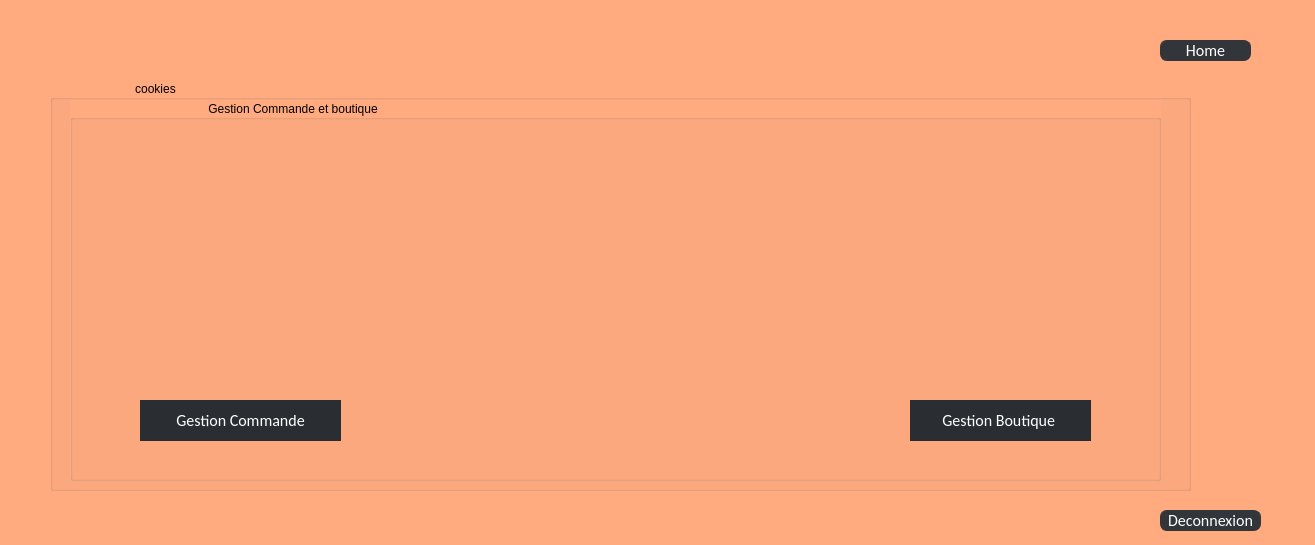
Old version of the form gestion_boutique.ui in the repository hanenjabnoun-Esprit-2019/Smart_Pastry_Shop_2A25.
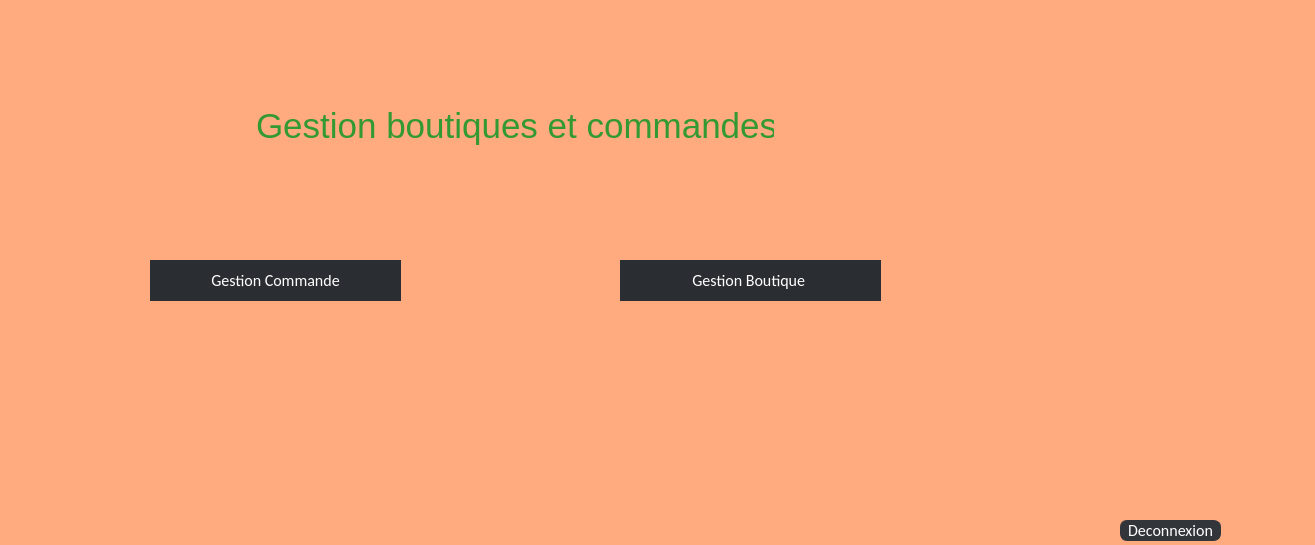
New version of the form. The open tabs and pages were chosen to show the change. Icons and pictures are not drawn.

What changed in the file:
```diff
--- a/gestion_boutique.ui
+++ b/gestion_boutique.ui
@@ -19,46 +19,64 @@
   <widget class="QStackedWidget" name="stackedWidget">
    <property name="geometry">
     <rect>
-     <x>30</x>
-     <y>20</y>
-     <width>1251</width>
-     <height>521</height>
+     <x>-10</x>
+     <y>30</y>
+     <width>1311</width>
+     <height>511</height>
     </rect>
    </property>
    <property name="currentIndex">
     <number>0</number>
    </property>
    <widget class="QWidget" name="page">
-    <widget class="QGroupBox" name="groupBox">
+    <widget class="QPushButton" name="pushButton">
      <property name="geometry">
       <rect>
-       <x>20</x>
-       <y>60</y>
-       <width>1141</width>
-       <height>411</height>
+       <x>1130</x>
+       <y>490</y>
+       <width>101</width>
+       <height>21</height>
       </rect>
      </property>
-     <property name="title">
-      <string>                         cookies </string>
+     <property name="styleSheet">
+      <string notr="true">QPushButton
+{
+	background-color:rgb(50, 53, 57);
+	border-style:solid;
+	border-radius:7px;
+	border-width:1px;
+border-color: rgb(50, 53, 57);
+	color:#ffffff;
+	font-size:16px;
+font-family:Calibri;
+}
+
+QPushButton:hover
+{
+	background-color: #00000000;
+	border-color:red;
+	/*color:rgb(30, 227, 0);*/
+}
+
+QPushButton:focus
+{
+	background-color:  red;
+	border-color: red;
+	color:rgb(255, 255, 255);
+}
+
+</string>
      </property>
-     <widget class="QGroupBox" name="groupBox_2">
-      <property name="geometry">
-       <rect>
-        <x>20</x>
-        <y>20</y>
-        <width>1091</width>
-        <height>381</height>
-       </rect>
-      </property>
-      <property name="title">
-       <string>                                         Gestion Commande et boutique </string>
-      </property>
+     <property name="text">
+      <string>Deconnexion</string>
+     </property>
+    </widget>
       <widget class="QPushButton" name="pushButton_2">
        <property name="geometry">
         <rect>
-         <x>70</x>
-         <y>300</y>
-         <width>201</width>
+       <x>160</x>
+       <y>230</y>
+       <width>251</width>
          <height>41</height>
         </rect>
        </property>
@@ -97,9 +115,9 @@
       <widget class="QPushButton" name="pushButton_3">
        <property name="geometry">
         <rect>
-         <x>840</x>
-         <y>300</y>
-         <width>181</width>
+       <x>630</x>
+       <y>230</y>
+       <width>261</width>
          <height>41</height>
         </rect>
        </property>
@@ -135,89 +153,76 @@
         <string>Gestion Boutique </string>
        </property>
       </widget>
-     </widget>
-    </widget>
-    <widget class="QPushButton" name="pushButton_4">
+    <widget class="QLabel" name="label_15">
+     <property name="geometry">
+      <rect>
+       <x>220</x>
+       <y>60</y>
+       <width>601</width>
+       <height>71</height>
+      </rect>
+     </property>
+     <property name="styleSheet">
+      <string notr="true">text-align: center;
+color: rgb(244, 143, 55);
+color: #393;
+margin: 0 auto;
+font-size: 35px;
+font-family: 'Droid Sans';</string>
+     </property>
+     <property name="text">
+      <string>Gestion boutiques et commandes</string>
+     </property>
+    </widget>
+    <widget class="QLabel" name="label_16">
      <property name="geometry">
       <rect>
-       <x>1130</x>
+       <x>970</x>
        <y>20</y>
-       <width>91</width>
-       <height>21</height>
+       <width>151</width>
+       <height>101</height>
       </rect>
      </property>
-     <property name="styleSheet">
-      <string notr="true">QPushButton
-{
-	background-color:rgb(50, 53, 57);
-	border-style:solid;
-	border-radius:7px;
-	border-width:1px;
-border-color: rgb(50, 53, 57);
-	color:#ffffff;
-	font-size:16px;
-font-family:Calibri;
-}
-
-QPushButton:hover
-{
-	background-color: #00000000;
-	border-color: rgb(30, 227, 0);
-	/*color:rgb(30, 227, 0);*/
-}
-
-QPushButton:focus
-{
-	background-color:  rgb(30, 227, 0);
-	border-color: rgba(30, 227, 0,0);
-	color:rgb(255, 255, 255);
-}
-</string>
-     </property>
      <property name="text">
-      <string>Home</string>
+      <string/>
      </property>
     </widget>
-    <widget class="QPushButton" name="pushButton">
+    <widget class="QLabel" name="label_17">
      <property name="geometry">
       <rect>
-       <x>1130</x>
-       <y>490</y>
-       <width>101</width>
-       <height>21</height>
+       <x>630</x>
+       <y>290</y>
+       <width>261</width>
+       <height>171</height>
       </rect>
      </property>
-     <property name="styleSheet">
-      <string notr="true">QPushButton
-{
-	background-color:rgb(50, 53, 57);
-	border-style:solid;
-	border-radius:7px;
-	border-width:1px;
-border-color: rgb(50, 53, 57);
-	color:#ffffff;
-	font-size:16px;
-font-family:Calibri;
-}
-
-QPushButton:hover
-{
-	background-color: #00000000;
-	border-color:red;
-	/*color:rgb(30, 227, 0);*/
-}
-
-QPushButton:focus
-{
-	background-color:  red;
-	border-color: red;
-	color:rgb(255, 255, 255);
-}
-
-</string>
+     <property name="text">
+      <string/>
      </property>
+     <property name="pixmap">
+      <pixmap>image/01_lidette.jpg</pixmap>
+     </property>
+     <property name="scaledContents">
+      <bool>true</bool>
+     </property>
+    </widget>
+    <widget class="QLabel" name="label_18">
+     <property name="geometry">
+      <rect>
+       <x>170</x>
+       <y>292</y>
+       <width>231</width>
+       <height>191</height>
+      </rect>
+     </property>
      <property name="text">
-      <string>Deconnexion</string>
+      <string/>
+     </property>
+     <property name="pixmap">
+      <pixmap>image/181291802_817769132281781_5399153178406483641_n.png</pixmap>
+     </property>
+     <property name="scaledContents">
+      <bool>true</bool>
      </property>
     </widget>
    </widget>
```
Left out of the diff: 214 changed lines with no effect on the pictures. Lines whose indentation alone changed are shown as unchanged.
